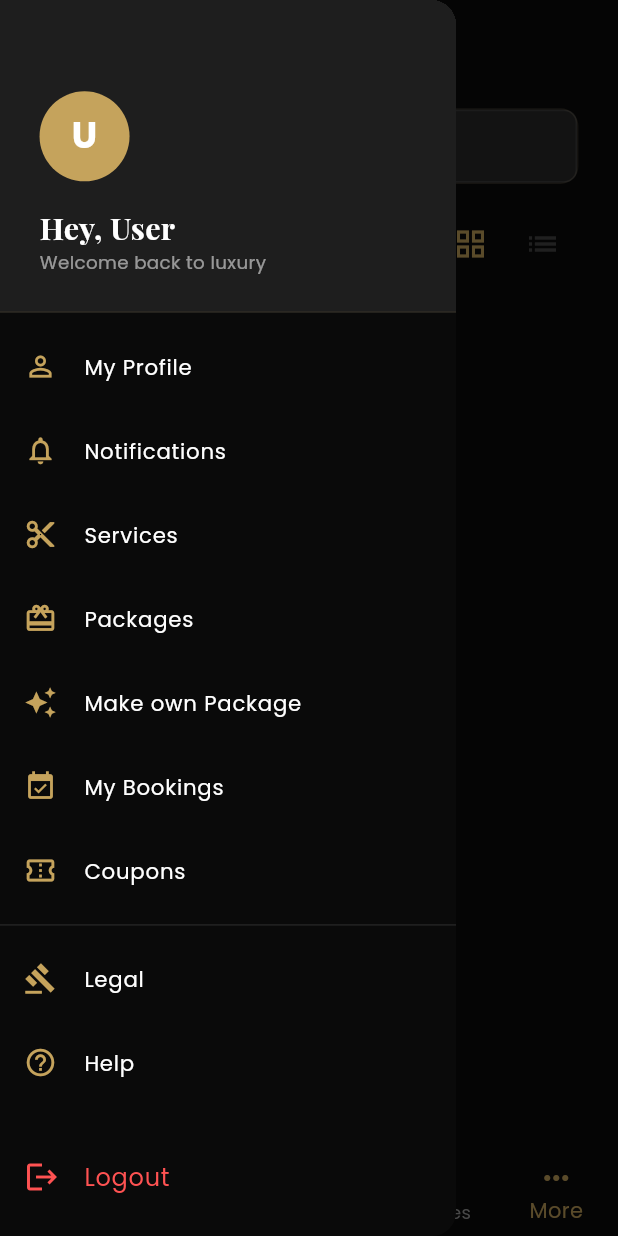
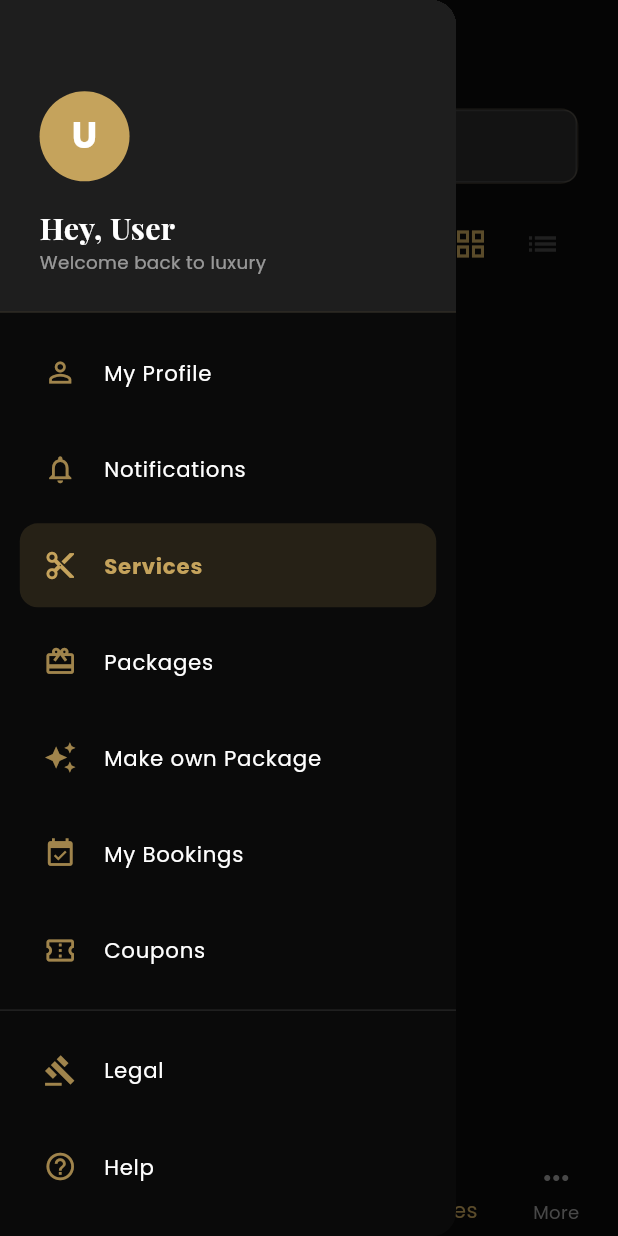
Before and after one commit to artic0909/easy-saloon-app, a Flutter app: the CategoryScreen screen opened by its route, with the side drawer open, on a phone screen of 412 x 824 dp. Run offline on Flutter 3.47's test engine with Material 3 defaults, Android fonts, the phone set to English and light mode, and no system bars; our stand-ins replace dio, flutter_screenutil, flutter_widget_from_html, geolocator, get, google_fonts and 2 more; missing offline and left inert: razorpay_flutter; accounts and stored records are empty; network calls fail.

Commit message:
active state

```diff
--- a/lib/core/widgets/app_bottom_nav.dart
+++ b/lib/core/widgets/app_bottom_nav.dart
@@ -25,7 +25,7 @@ class AppBottomNav extends StatelessWidget {
         BottomNavigationBarItem(icon: Icon(Icons.event_note_outlined), activeIcon: Icon(Icons.event_note), label: 'Bookings'),
         BottomNavigationBarItem(icon: Icon(Icons.card_giftcard_outlined), activeIcon: Icon(Icons.card_giftcard), label: 'Packages'),
         BottomNavigationBarItem(icon: Icon(Icons.content_cut_outlined), activeIcon: Icon(Icons.content_cut), label: 'Services'),
-        BottomNavigationBarItem(icon: Icon(Icons.more_horiz_outlined), label: 'More'),
+        BottomNavigationBarItem(icon: Icon(Icons.more_horiz_outlined), activeIcon: Icon(Icons.more_horiz), label: 'More'),
       ],
     );
   }
--- a/lib/core/widgets/app_drawer.dart
+++ b/lib/core/widgets/app_drawer.dart
@@ -10,6 +10,7 @@ class AppDrawer extends StatelessWidget {
   @override
   Widget build(BuildContext context) {
     final authService = Get.find<AuthService>();
+    final currentRoute = Get.currentRoute;
 
     return Drawer(
       backgroundColor: AppColors.background,
@@ -68,11 +69,11 @@ class AppDrawer extends StatelessWidget {
                 _buildDrawerItem(Icons.person_outline, "My Profile", () {
                   Get.back();
                   Get.toNamed('/profile');
-                }),
+                }, isActive: currentRoute == '/profile'),
                 _buildDrawerItem(Icons.notifications_outlined, "Notifications", () {
                   Get.back();
                   Get.toNamed('/notifications');
-                }),
+                }, isActive: currentRoute == '/notifications'),
                 // _buildDrawerItem(Icons.grid_view_outlined, "Categories", () {
                 //   Get.back();
                 //   Get.toNamed('/categories');
@@ -80,23 +81,23 @@ class AppDrawer extends StatelessWidget {
                 _buildDrawerItem(Icons.content_cut, "Services", () {
                   Get.back();
                   Get.toNamed('/categories');
-                }),
+                }, isActive: currentRoute == '/categories'),
                 _buildDrawerItem(Icons.card_giftcard, "Packages", () {
                   Get.back();
                   Get.toNamed('/packages');
-                }),
+                }, isActive: currentRoute == '/packages'),
                 _buildDrawerItem(Icons.auto_awesome, "Make own Package", () {
                   Get.back();
                   Get.toNamed('/custom-package');
-                }),
+                }, isActive: currentRoute == '/custom-package'),
                 _buildDrawerItem(Icons.event_available, "My Bookings", () {
                   Get.back();
                   Get.toNamed('/my-bookings');
-                }),
+                }, isActive: currentRoute == '/my-bookings'),
                 _buildDrawerItem(Icons.confirmation_number_outlined, "Coupons", () {
                   Get.back();
                   Get.toNamed('/coupons');
-                }),
+                }, isActive: currentRoute == '/coupons'),
                 const Divider(color: Colors.white10),
                 _buildDrawerItem(Icons.gavel, "Legal", () => Get.back()),
                 _buildDrawerItem(Icons.help_outline, "Help", () => Get.back()),
@@ -114,14 +115,23 @@ class AppDrawer extends StatelessWidget {
     );
   }
 
-  Widget _buildDrawerItem(IconData icon, String title, VoidCallback onTap) {
-    return ListTile(
-      leading: Icon(icon, color: AppColors.primary, size: 22),
-      title: Text(
-        title,
-        style: TextStyle(color: Colors.white, fontSize: 14.sp),
+  Widget _buildDrawerItem(IconData icon, String title, VoidCallback onTap, {bool isActive = false}) {
+    return Container(
+      margin: EdgeInsets.symmetric(horizontal: 12.w, vertical: 4.h),
+      child: ListTile(
+        shape: RoundedRectangleBorder(borderRadius: BorderRadius.circular(12)),
+        tileColor: isActive ? AppColors.primary.withValues(alpha: 0.15) : null,
+        leading: Icon(icon, color: isActive ? AppColors.primary : AppColors.primary.withValues(alpha: 0.8), size: 22),
+        title: Text(
+          title,
+          style: TextStyle(
+            color: isActive ? AppColors.primary : Colors.white,
+            fontSize: 14.sp,
+            fontWeight: isActive ? FontWeight.bold : FontWeight.normal,
+          ),
+        ),
+        onTap: onTap,
       ),
-      onTap: onTap,
     );
   }
 }
--- a/lib/features/home/presentation/pages/category_screen.dart
+++ b/lib/features/home/presentation/pages/category_screen.dart
@@ -106,7 +106,7 @@ class _CategoryScreenState extends State<CategoryScreen> {
         ],
       ),
       bottomNavigationBar: AppBottomNav(
-        currentIndex: 4, // Since Categories is part of More / Drawer
+        currentIndex: 3,
         onTap: (index) {
           if (index == 4) {
             _scaffoldKey.currentState?.openDrawer();
```
